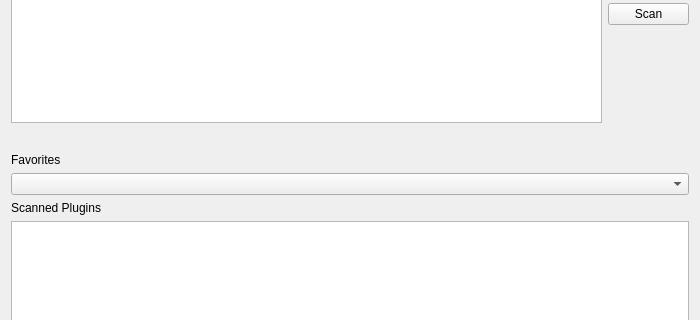
Above: src/plugins/pluginloaderdlgbase.ui from ignotus666/jamulus before the change; both pictures show x 0 to 700 and y 84 to 404 of the 700 by 520 pixel window. Below: the same form after it.
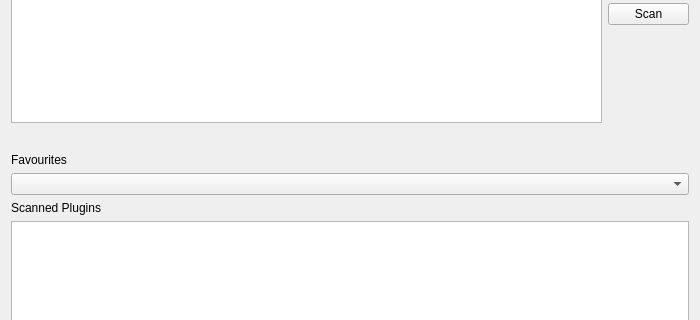
That is the form after the change. Icons and pictures are not drawn.

Commit message: Improve plugin UI button behaviour

Diff of the .ui file:
```diff
--- a/src/plugins/pluginloaderdlgbase.ui
+++ b/src/plugins/pluginloaderdlgbase.ui
@@ -89,7 +89,7 @@
    <item>
     <widget class="QLabel" name="lblFavorites">
      <property name="text">
-      <string>Favorites</string>
+      <string>Favourites</string>
      </property>
     </widget>
    </item>
```
Left out of the diff: 2 changed lines with no effect on the pictures. The commit also changes 2 other files.
